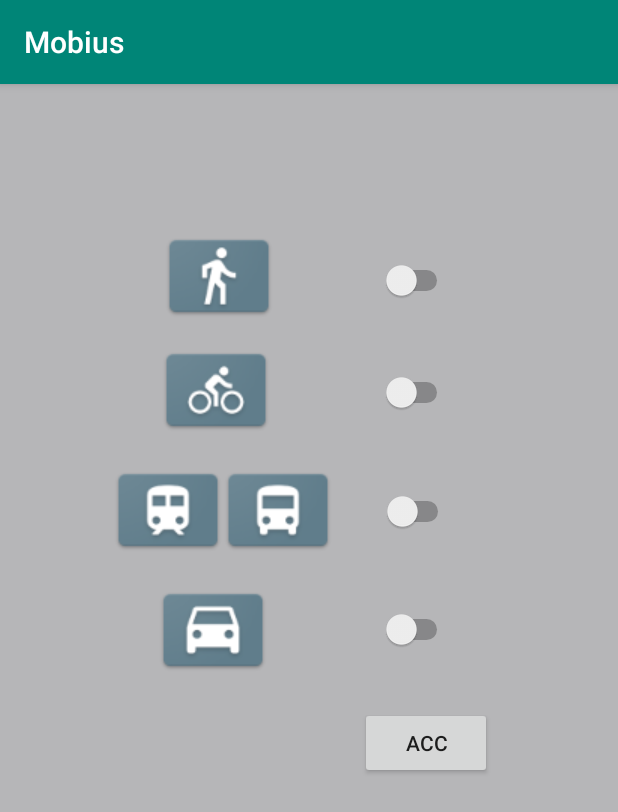
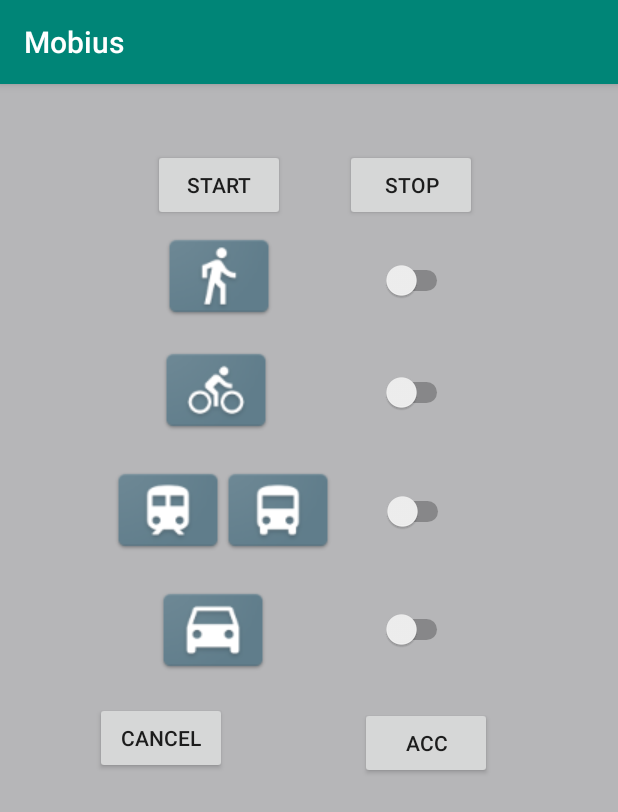
Before and after one commit to khaleelasyraaf/Mobius_Client, an Android app: the screen it shows after launch (MainActivity), on a phone screen of 412 x 824 dp. Shown: the top 812 px of the screen. Run offline under Robolectric (Android 15) with nearby library versions, the phone set to English and light mode, and no system bars.

Commit message:
Merge branch 'master' of C:\Users\Khaleel\AndroidStudioProjects\Mobius with conflicts.

```diff
--- a/app/build.gradle
+++ b/app/build.gradle
@@ -4,7 +4,7 @@ android {
     compileSdkVersion 28
     defaultConfig {
         applicationId "com.example.mobius"
-        minSdkVersion 15
+        minSdkVersion 21
         targetSdkVersion 28
         versionCode 1
         versionName "1.0"
--- a/app/src/main/java/com/example/mobius/MainActivity.java
+++ b/app/src/main/java/com/example/mobius/MainActivity.java
@@ -2,6 +2,7 @@ package com.example.mobius;
 
 import android.Manifest;
 import android.content.Context;
+import android.content.Intent;
 import android.content.SharedPreferences;
 import android.content.pm.PackageManager;
 import android.graphics.Color;
@@ -31,7 +32,7 @@ import java.util.Date;
 public class MainActivity extends AppCompatActivity implements SensorEventListener {
 
     // UI controls
-    private Button mySensorsRequestBtn;
+    private Button mySensorsRequestBtn, mySensorsCancelBtn, myStartServiceBtn, myStopServiceBtn;
 
     private Switch switchWalk, switchBike, switchTrainBus, switchCar;
     private ImageView walkIcon, bikeIcon, trainIcon, busIcon, carIcon;
@@ -141,7 +142,6 @@ public class MainActivity extends AppCompatActivity implements SensorEventListen
 
         ActivityCompat.requestPermissions(MainActivity.this, new String[] {Manifest.permission.ACCESS_FINE_LOCATION}, 123);
 
-
         setContentView(R.layout.activity_main);
         context = this;
 
@@ -170,6 +170,9 @@ public class MainActivity extends AppCompatActivity implements SensorEventListen
 
         //UI widgets
         mySensorsRequestBtn = (Button) findViewById(R.id.sensorsRequestBtn);
+        mySensorsCancelBtn = (Button) findViewById(R.id.sensorsCancelBtn);
+        myStartServiceBtn = (Button) findViewById(R.id.startServiceBtn);
+        myStopServiceBtn = (Button) findViewById(R.id.stopServiceBtn);
 
         switchWalk = (Switch)findViewById(R.id.switchButtonWalk);
         switchBike = (Switch)findViewById(R.id.switchButtonBike);
@@ -186,6 +189,7 @@ public class MainActivity extends AppCompatActivity implements SensorEventListen
 
         //Subscribe to handle the button click
         mySensorsRequestBtn.setOnClickListener(myOnSensorsRequestClickHandler);
+        mySensorsCancelBtn.setOnClickListener(myOnSensorsCancelClickHandler);
 
 
         String sensorNameList = "Time, Acc_x, Acc_y, Acc_z, Gyro_x, Gyro_y, Gyro_z";
@@ -231,6 +235,7 @@ public class MainActivity extends AppCompatActivity implements SensorEventListen
         updateViews();
 
         startGPS();
+        //startSensors();
         //stopGPS();
 
         //startSensors();
@@ -238,6 +243,22 @@ public class MainActivity extends AppCompatActivity implements SensorEventListen
 
     }
 
+    String inputExtra = "inputExtra";
+    public void startService(View v) {
+        final double latitude = mLocation.getLatitude();
+        final double longitude = mLocation.getLongitude();
+
+        Intent serviceIntent = new Intent(this, AppService.class);
+        serviceIntent.putExtra(inputExtra, latitude + longitude);
+
+        ContextCompat.startForegroundService(this, serviceIntent);
+    }
+
+    public void stopService(View v) {
+        Intent serviceIntent = new Intent(this, AppService.class);
+
+        stopService(serviceIntent);
+    }
 
     private Runnable mGPSRunnable = new Runnable() {
         @Override
@@ -245,12 +266,12 @@ public class MainActivity extends AppCompatActivity implements SensorEventListen
             final double latitude = mLocation.getLatitude();
             final double longitude = mLocation.getLongitude();
 
-            Toast.makeText(MainActivity.this, "Latitude: " + latitude + ", Longitude: " + longitude, Toast.LENGTH_SHORT).show();
+            //Toast.makeText(MainActivity.this, "Latitude: " + latitude + ", Longitude" + longitude, Toast.LENGTH_SHORT).show();
             Log.d("GPS", "Lat: " + latitude + " Long: " + longitude);
 
             mHandler.postDelayed(this, 10000);
 
-            saveGPSData();
+            //saveGPSData();
 
         }
     };
@@ -263,10 +284,11 @@ public class MainActivity extends AppCompatActivity implements SensorEventListen
         mHandler.removeCallbacks(mGPSRunnable);
     }
 
-    private Runnable mSensorsRunnable = new Runnable() {
+    private final Runnable mSensorsRunnable = new Runnable() {
         @Override
         public void run() {
-            mHandler.postDelayed(this, 10000);
+            IsDataRequested = true;
+            mHandler.postDelayed(this, 5000);
             //stopSensors();
         }
     };
@@ -308,11 +330,16 @@ public class MainActivity extends AppCompatActivity implements SensorEventListen
         FileHelper.saveToFile(dataPath, gpsData, FILENAME2);
     }
 
+    @Override
+    protected void onResume() {
+        super.onResume();
+    }
 
     boolean filesZipped = false;
     @Override
     protected void onStop() {
         super.onStop();
+
         String zipName = new Date().getTime() + ".zip";
         if (FileHelper.zip(dataPath, zipPath, zipName, filesZipped)){
             Toast.makeText(MainActivity.this,"Zip successfully.",Toast.LENGTH_LONG).show();
@@ -340,20 +367,20 @@ public class MainActivity extends AppCompatActivity implements SensorEventListen
                 sensorName = "Accelerometer";
                 sensorNameShort = "Acc";
 
+                IsDataRequested = false;
             }
             else if (sensor.getType() == Sensor.TYPE_GYROSCOPE) {
                 sensorName = "Gyroscope";
                 sensorNameShort = "Gyro";
 
+                IsDataRequested = false;
             }
 
             Log.d(sensorName, sensorNameShort+"_X:" + event.values[0] +
                     " "+sensorNameShort+"_Y:" + event.values[1] +
                     " "+sensorNameShort+"_Z:" + event.values[2]);
 
-            Toast.makeText(MainActivity.this, "Sensors activated", Toast.LENGTH_SHORT).show();
-
-            saveSensorData(event);
+            //saveSensorData(event);
         }
 
     }
@@ -365,8 +392,18 @@ public class MainActivity extends AppCompatActivity implements SensorEventListen
                 public void onClick(View sensors) {
 
                 IsDataRequested = !IsDataRequested;
+                startSensors();
                 Log.d("Sensors", "Sensors Button Pressed");
+                //Toast.makeText(MainActivity.this, "Sensors activated", Toast.LENGTH_SHORT).show();
 
+        }
+    };
+
+    private OnClickListener myOnSensorsCancelClickHandler = new OnClickListener() {
+        @Override
+        public void onClick(View sensors) {
+
+            SM.unregisterListener(MainActivity.this);
 
         }
     };
--- a/app/src/main/res/layout/activity_main.xml
+++ b/app/src/main/res/layout/activity_main.xml
@@ -23,6 +23,38 @@
         tools:layout_editor_absoluteX="161dp"
         tools:layout_editor_absoluteY="413dp" />
 
+
+    <Button
+        android:id="@+id/startServiceBtn"
+        android:layout_width="wrap_content"
+        android:layout_height="wrap_content"
+        android:layout_alignParentStart="true"
+        android:layout_alignParentLeft="true"
+        android:layout_alignParentTop="true"
+        android:layout_centerHorizontal="true"
+        android:layout_marginStart="102dp"
+        android:layout_marginLeft="102dp"
+        android:layout_marginTop="43dp"
+        android:onClick="startService"
+        android:text="Start"
+        tools:layout_editor_absoluteX="161dp"
+        tools:layout_editor_absoluteY="413dp" />
+
+    <Button
+        android:id="@+id/stopServiceBtn"
+        android:layout_width="wrap_content"
+        android:layout_height="wrap_content"
+        android:layout_alignParentStart="true"
+        android:layout_alignParentLeft="true"
+        android:layout_alignParentTop="true"
+        android:layout_centerHorizontal="true"
+        android:layout_marginStart="230dp"
+        android:layout_marginLeft="230dp"
+        android:layout_marginTop="43dp"
+        android:onClick="stopService"
+        android:text="Stop"
+        tools:layout_editor_absoluteX="161dp"
+        tools:layout_editor_absoluteY="413dp" />
 
     <ImageView
         android:id="@+id/walkIcon"
@@ -137,5 +169,17 @@
         android:textOff="Off"
         android:textOn="On" />
 
+    <Button
+        android:id="@+id/sensorsCancelBtn"
+        android:layout_width="wrap_content"
+        android:layout_height="wrap_content"
+        android:layout_alignParentStart="true"
+        android:layout_alignParentLeft="true"
+        android:layout_alignParentTop="true"
+        android:layout_marginStart="63dp"
+        android:layout_marginLeft="63dp"
+        android:layout_marginTop="412dp"
+        android:text="Cancel" />
+
 
 </RelativeLayout>
```
Also changed, not shown: app/src/main/AndroidManifest.xml (+6 -1 lines).
